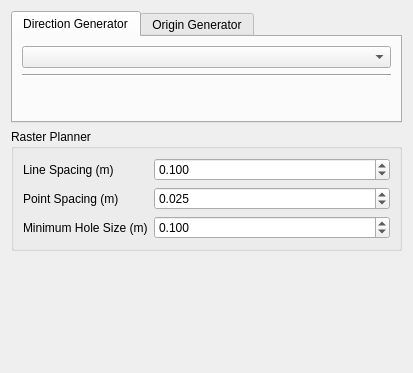
This is noether_gui/src/widgets/tool_path_planners/raster/raster_planner_widget.ui in ros-industrial/noether as Qt 5 draws it before an edit. The edited form follows.
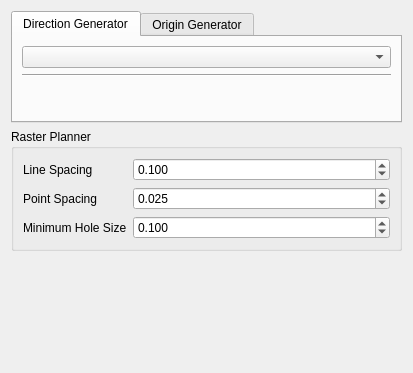
This is the edited form. Custom widgets are drawn as their Qt base class.

Commit message: Updated UI files to use distance double spin box where applicable

Patch:
```diff
--- a/noether_gui/src/widgets/tool_path_planners/raster/raster_planner_widget.ui
+++ b/noether_gui/src/widgets/tool_path_planners/raster/raster_planner_widget.ui
@@ -89,7 +89,7 @@
            <string>&lt;html&gt;&lt;head/&gt;&lt;body&gt;&lt;p&gt;Distance between raster lines&lt;/p&gt;&lt;/body&gt;&lt;/html&gt;</string>
           </property>
           <property name="text">
-           <string>Line Spacing (m)</string>
+           <string>Line Spacing</string>
           </property>
          </widget>
         </item>
@@ -131,7 +131,7 @@
            <string>&lt;html&gt;&lt;head/&gt;&lt;body&gt;&lt;p&gt;Distance between tool path waypoints on a raster line&lt;/p&gt;&lt;/body&gt;&lt;/html&gt;</string>
           </property>
           <property name="text">
-           <string>Point Spacing (m)</string>
+           <string>Point Spacing</string>
           </property>
          </widget>
         </item>
@@ -141,7 +141,7 @@
            <string>&lt;html&gt;&lt;head/&gt;&lt;body&gt;&lt;p&gt;The size of the smallest hole that the tool path planner should not jump over&lt;/p&gt;&lt;/body&gt;&lt;/html&gt;</string>
           </property>
           <property name="text">
-           <string>Minimum Hole Size (m)</string>
+           <string>Minimum Hole Size</string>
           </property>
          </widget>
         </item>
@@ -181,6 +181,13 @@
    </item>
   </layout>
  </widget>
+ <customwidgets>
+  <customwidget>
+   <class>noether::DistanceDoubleSpinBox</class>
+   <extends>QDoubleSpinBox</extends>
+   <header location="global">noether_gui/widgets/distance_double_spin_box.h</header>
+  </customwidget>
+ </customwidgets>
  <resources/>
  <connections/>
 </ui>
```
Left out of the diff: 6 changed lines with no effect on the pictures. The commit also changes 3 other files.
